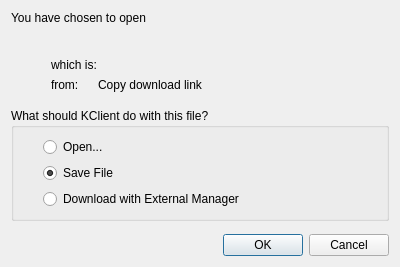
Qt form src/lib/downloads/downloadoptionsdialog.ui (tenrok/kclient3) before a commit.
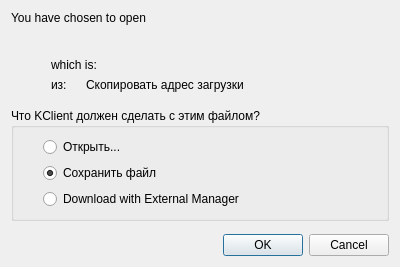
The same form after that commit. Custom widgets are drawn as their Qt base class.

```diff
--- a/src/lib/downloads/downloadoptionsdialog.ui
+++ b/src/lib/downloads/downloadoptionsdialog.ui
@@ -22,7 +22,7 @@
    <item row="7" column="0" colspan="3">
     <widget class="QGroupBox" name="groupBox">
      <property name="title">
-      <string>What should KClient do with this file?</string>
+      <string>Что KClient должен сделать с этим файлом?</string>
      </property>
      <layout class="QGridLayout" name="gridLayout">
       <item row="0" column="0">
@@ -44,14 +44,14 @@
       <item row="0" column="1">
        <widget class="QRadioButton" name="radioOpen">
         <property name="text">
-         <string>Open...</string>
+         <string>Открыть...</string>
         </property>
        </widget>
       </item>
       <item row="1" column="1">
        <widget class="QRadioButton" name="radioSave">
         <property name="text">
-         <string>Save File</string>
+         <string>Сохранить файл</string>
         </property>
         <property name="checked">
          <bool>true</bool>
@@ -212,7 +212,7 @@
            </sizepolicy>
           </property>
           <property name="text">
-           <string>from:</string>
+           <string>из:</string>
           </property>
          </widget>
         </item>
@@ -238,7 +238,7 @@
            <cursorShape>PointingHandCursor</cursorShape>
           </property>
           <property name="text">
-           <string>Copy download link</string>
+           <string>Скопировать адрес загрузки</string>
           </property>
           <property name="html-link-look" stdset="0">
            <bool>true</bool>
```
